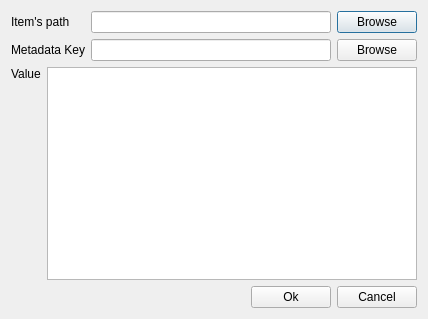
ManifoldsHu/FourDExplorer, file FourDExplorer/ui/uiDialogDeleteMeta.ui: the form before one commit.
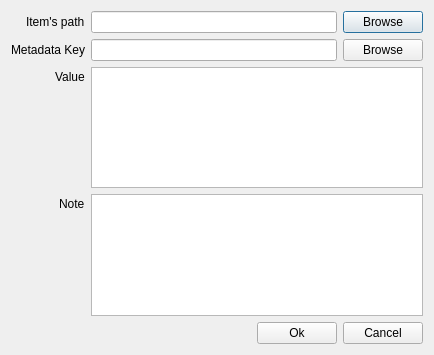
The form after the commit.

Commit message: complete dialog meta viewer and its structures

Diff of the .ui file:
```diff
--- a/FourDExplorer/ui/uiDialogDeleteMeta.ui
+++ b/FourDExplorer/ui/uiDialogDeleteMeta.ui
@@ -6,8 +6,8 @@
    <rect>
     <x>0</x>
     <y>0</y>
-    <width>428</width>
-    <height>319</height>
+    <width>434</width>
+    <height>355</height>
    </rect>
   </property>
   <property name="windowTitle">
@@ -18,11 +18,27 @@
   </property>
   <layout class="QVBoxLayout" name="verticalLayout_6">
    <item>
-    <layout class="QVBoxLayout" name="verticalLayout_5">
+    <layout class="QGridLayout" name="gridLayout" columnstretch="0,1">
+     <item row="0" column="0">
+      <layout class="QVBoxLayout" name="verticalLayout">
      <item>
-      <layout class="QHBoxLayout" name="horizontalLayout_3">
+        <layout class="QHBoxLayout" name="horizontalLayout_2">
        <item>
-        <layout class="QVBoxLayout" name="verticalLayout_4">
+          <spacer name="horizontalSpacer_4">
+           <property name="orientation">
+            <enum>Qt::Horizontal</enum>
+           </property>
+           <property name="sizeType">
+            <enum>QSizePolicy::Expanding</enum>
+           </property>
+           <property name="sizeHint" stdset="0">
+            <size>
+             <width>0</width>
+             <height>20</height>
+            </size>
+           </property>
+          </spacer>
+         </item>
          <item>
           <widget class="QLabel" name="label">
            <property name="text">
@@ -30,6 +46,26 @@
            </property>
           </widget>
          </item>
+        </layout>
+       </item>
+       <item>
+        <layout class="QHBoxLayout" name="horizontalLayout_3">
+         <item>
+          <spacer name="horizontalSpacer_5">
+           <property name="orientation">
+            <enum>Qt::Horizontal</enum>
+           </property>
+           <property name="sizeType">
+            <enum>QSizePolicy::Expanding</enum>
+           </property>
+           <property name="sizeHint" stdset="0">
+            <size>
+             <width>0</width>
+             <height>20</height>
+            </size>
+           </property>
+          </spacer>
+         </item>
          <item>
           <widget class="QLabel" name="label_2">
            <property name="text">
@@ -39,7 +75,9 @@
          </item>
         </layout>
        </item>
-       <item>
+      </layout>
+     </item>
+     <item row="0" column="1">
         <layout class="QHBoxLayout" name="horizontalLayout">
          <item>
           <layout class="QVBoxLayout" name="verticalLayout_2">
@@ -71,12 +109,26 @@
          </item>
         </layout>
        </item>
-      </layout>
-     </item>
-     <item>
-      <layout class="QHBoxLayout" name="horizontalLayout_2">
-       <item>
-        <layout class="QVBoxLayout" name="verticalLayout">
+     <item row="1" column="0">
+      <layout class="QVBoxLayout" name="verticalLayout_4">
+       <item>
+        <layout class="QHBoxLayout" name="horizontalLayout_5">
+         <item>
+          <spacer name="horizontalSpacer_2">
+           <property name="orientation">
+            <enum>Qt::Horizontal</enum>
+           </property>
+           <property name="sizeType">
+            <enum>QSizePolicy::Expanding</enum>
+           </property>
+           <property name="sizeHint" stdset="0">
+            <size>
+             <width>0</width>
+             <height>20</height>
+            </size>
+           </property>
+          </spacer>
+         </item>
          <item>
           <widget class="QLabel" name="label_3">
            <property name="text">
@@ -84,6 +136,8 @@
            </property>
           </widget>
          </item>
+        </layout>
+       </item>
          <item>
           <spacer name="verticalSpacer">
            <property name="orientation">
@@ -99,10 +153,55 @@
          </item>
         </layout>
        </item>
+     <item row="1" column="1">
+      <widget class="QPlainTextEdit" name="plainTextEdit_value"/>
+     </item>
+     <item row="2" column="0">
+      <layout class="QVBoxLayout" name="verticalLayout_5">
        <item>
-        <widget class="QPlainTextEdit" name="plainTextEdit"/>
-       </item>
-      </layout>
+        <layout class="QHBoxLayout" name="horizontalLayout_6">
+         <item>
+          <spacer name="horizontalSpacer_3">
+           <property name="orientation">
+            <enum>Qt::Horizontal</enum>
+           </property>
+           <property name="sizeType">
+            <enum>QSizePolicy::Expanding</enum>
+           </property>
+           <property name="sizeHint" stdset="0">
+            <size>
+             <width>0</width>
+             <height>20</height>
+            </size>
+           </property>
+          </spacer>
+         </item>
+         <item>
+          <widget class="QLabel" name="label_4">
+           <property name="text">
+            <string>Note</string>
+           </property>
+          </widget>
+         </item>
+        </layout>
+       </item>
+       <item>
+        <spacer name="verticalSpacer_2">
+         <property name="orientation">
+          <enum>Qt::Vertical</enum>
+         </property>
+         <property name="sizeHint" stdset="0">
+          <size>
+           <width>20</width>
+           <height>40</height>
+          </size>
+         </property>
+        </spacer>
+       </item>
+      </layout>
+     </item>
+     <item row="2" column="1">
+      <widget class="QPlainTextEdit" name="plainTextEdit_note"/>
      </item>
     </layout>
    </item>
```
Lines whose indentation alone changed are shown as unchanged. The commit also changes 20 other files.
